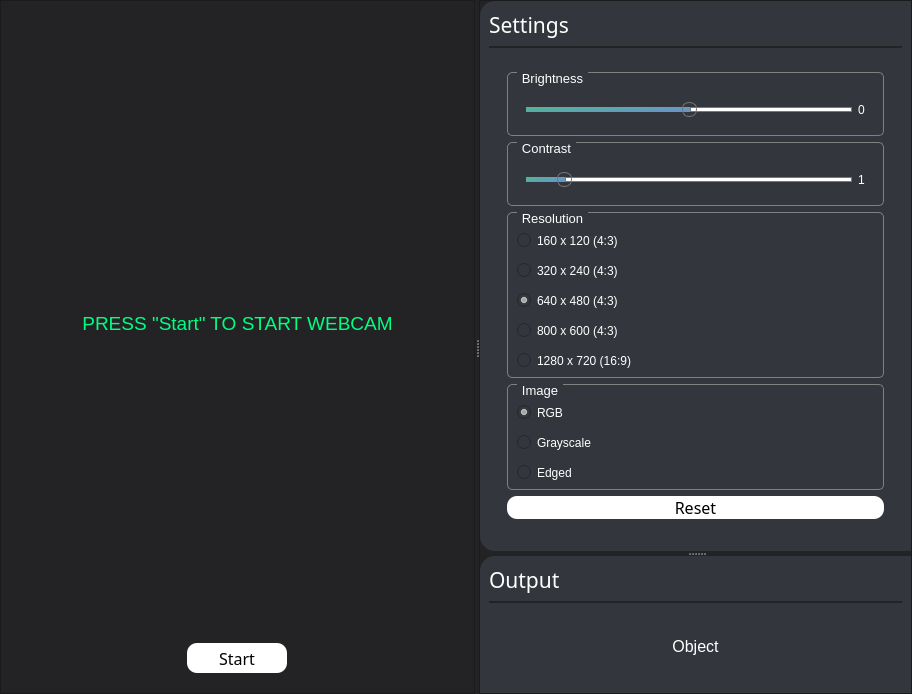
First picture: the form in GUI/ui_mainPage.ui, repository Tobias-Mauritzon/DAT067, before the edit.
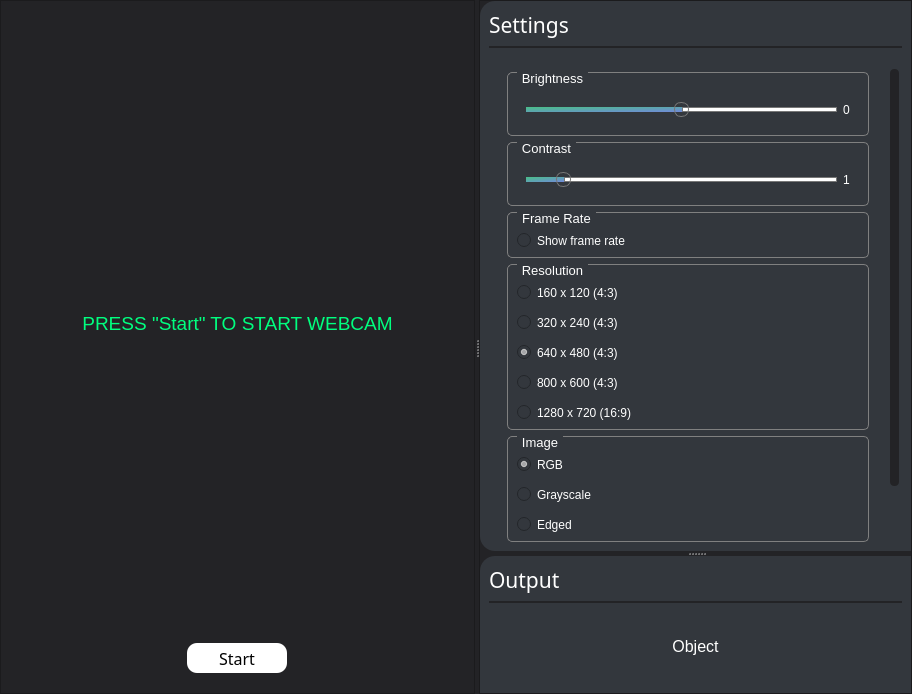
Second picture: the form after the edit.

Diff of the .ui file:
```diff
--- a/GUI/ui_mainPage.ui
+++ b/GUI/ui_mainPage.ui
@@ -469,7 +469,7 @@
                 <x>0</x>
                 <y>0</y>
                 <width>419</width>
-                <height>513</height>
+                <height>574</height>
                </rect>
               </property>
               <property name="sizePolicy">
@@ -768,6 +768,36 @@
                     </layout>
                    </widget>
                   </item>
+                  <item>
+                   <widget class="QGroupBox" name="groupBox_5">
+                    <property name="font">
+                     <font>
+                      <pointsize>10</pointsize>
+                     </font>
+                    </property>
+                    <property name="title">
+                     <string>Frame Rate</string>
+                    </property>
+                    <layout class="QVBoxLayout" name="verticalLayout_13">
+                     <property name="spacing">
+                      <number>15</number>
+                     </property>
+                     <property name="topMargin">
+                      <number>20</number>
+                     </property>
+                     <item>
+                      <widget class="QRadioButton" name="radioButton_showFrameRate">
+                       <property name="styleSheet">
+                        <string notr="true">color: white;</string>
+                       </property>
+                       <property name="text">
+                        <string>Show frame rate</string>
+                       </property>
+                      </widget>
+                     </item>
+                    </layout>
+                   </widget>
+                  </item>
                   <item>
                    <widget class="QGroupBox" name="groupBox">
                     <property name="font">
```
